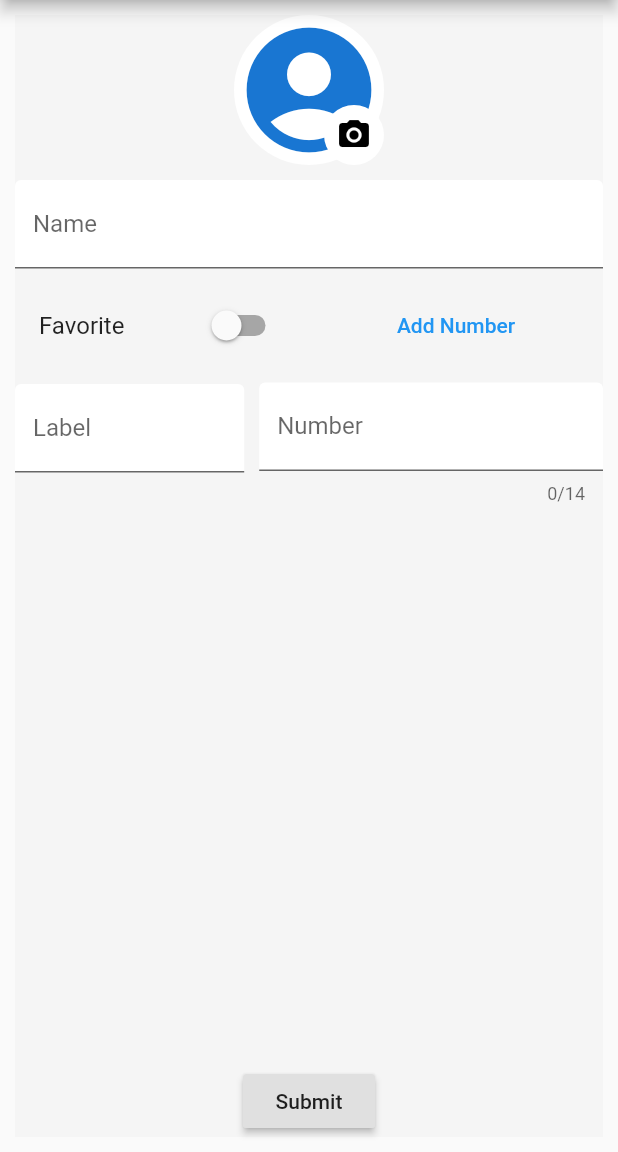
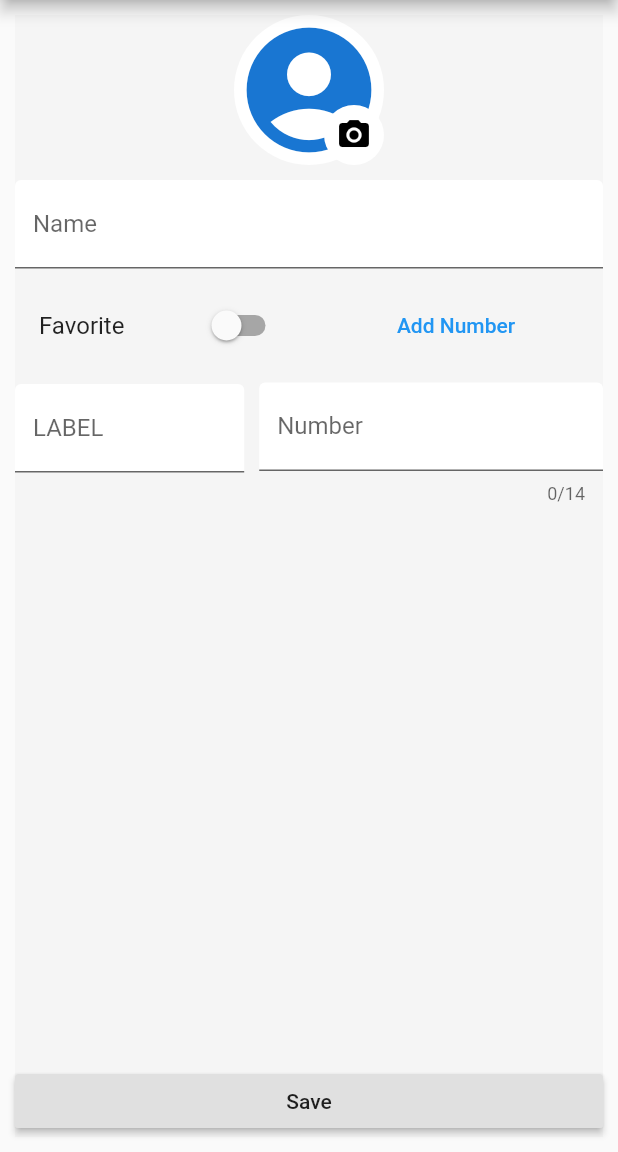
Before and after one commit to akashandroid90/contact_app, a Flutter app: the screen it shows after launch, after a tap on the "add" icon, on a phone screen of 412 x 824 dp, the part 84-1236 px from its top. Run offline on Flutter 3.47's test engine with Material 2 defaults, Android fonts, the phone set to English and light mode, and no system bars; our stand-ins replace flutter_bloc, image_picker, sqflite; accounts and stored records are empty.

Commit message:
update layout issues and string constant keys update

```diff
--- a/lib/constants/app_constants.dart
+++ b/lib/constants/app_constants.dart
@@ -16,6 +16,17 @@ class StringConstants {
   static const UPDATE_CONTACT = "Update Contact";
   static const FAVOURITE_CONTACTS = "Favourite Contacts";
   static const CONTACT_LIST = "Contact List";
+  static const SAVE = "Save";
+  static const GALLERY = "Gallery";
+  static const CAMERA = "Camera";
+  static const LABEL = "LABEL";
+  static const NUMBER = "Number";
+  static const NAME = "Name";
+  static const FAVOURITE = "Favorite";
+  static const ADD_NUMBER = "Add Number";
+  static const PLEASE_ENTER_NAME = "Please enter name";
+  static const PLEASE_ENTER_LABEL = "Please enter label";
+  static const PLEASE_ENTER_NUMBER = "Please enter number";
 }
 
 class AppConstant {
--- a/lib/pages/add_or_update_contact.dart
+++ b/lib/pages/add_or_update_contact.dart
@@ -22,22 +22,28 @@ class AddOrUpdateContactPage extends StatelessWidget {
             height: 120,
             child: Column(
               children: <Widget>[
-                FlatButton(
+                Container(
+                  width: double.infinity,
+                  child: FlatButton(
                       onPressed: () => _contactBloc
                           .getImage(ImageSource.gallery)
                           .then((value) => Navigator.pop(context)),
                       child: Text(
-                      "Gallery",
+                        StringConstants.GALLERY,
                         style: TextStyle(fontWeight: FontWeight.bold),
                       )),
-                FlatButton(
+                ),
+                Container(
+                  width: double.infinity,
+                  child: FlatButton(
                       onPressed: () => _contactBloc
                           .getImage(ImageSource.camera)
                           .then((value) => Navigator.pop(context)),
                       child: Text(
-                      "Camera",
+                        StringConstants.CAMERA,
                         style: TextStyle(fontWeight: FontWeight.bold),
                       )),
+                ),
               ],
             ),
           );
@@ -91,10 +97,12 @@ class AddOrUpdateContactPage extends StatelessWidget {
         return TextFormField(
           initialValue: _contactBloc.state.selectedContact.name,
           decoration: InputDecoration(
-              labelText: 'Name', filled: true, fillColor: Colors.white),
+              labelText: StringConstants.NAME,
+              filled: true,
+              fillColor: Colors.white),
           keyboardType: TextInputType.text,
           validator: (String value) {
-            return value.isEmpty ? "Please enter name" : null;
+            return value.isEmpty ? StringConstants.PLEASE_ENTER_NAME : null;
           },
           onSaved: (String value) {
             state.selectedContact.name = value;
@@ -114,7 +122,7 @@ class AddOrUpdateContactPage extends StatelessWidget {
               return SwitchListTile(
                 value: state.selectedContact.favorite,
                 onChanged: (bool value) => _contactBloc.changeFavourite(value),
-                title: Text('Favorite'),
+                title: Text(StringConstants.FAVOURITE),
               );
             },
           ),
@@ -123,7 +131,7 @@ class AddOrUpdateContactPage extends StatelessWidget {
           child: FlatButton(
             onPressed: _contactBloc.addPhoneNumber,
             child: Text(
-              "Add Number",
+              StringConstants.ADD_NUMBER,
               style: TextStyle(color: Colors.blue),
             ),
           ),
@@ -136,13 +144,15 @@ class AddOrUpdateContactPage extends StatelessWidget {
     return TextFormField(
       initialValue: phone.label,
       decoration: InputDecoration(
-          labelText: "Label", filled: true, fillColor: Colors.white),
+          labelText: StringConstants.LABEL,
+          filled: true,
+          fillColor: Colors.white),
       keyboardType: TextInputType.text,
       onSaved: ((String value) {
         phone.label = value;
       }),
       validator: (String value) {
-        return value.isEmpty ? "Please enter label" : null;
+        return value.isEmpty ? StringConstants.PLEASE_ENTER_LABEL : null;
       },
     );
   }
@@ -153,12 +163,14 @@ class AddOrUpdateContactPage extends StatelessWidget {
         maxLength: 14,
         keyboardType: TextInputType.phone,
         decoration: InputDecoration(
-            labelText: "Number", filled: true, fillColor: Colors.white),
+            labelText: StringConstants.NUMBER,
+            filled: true,
+            fillColor: Colors.white),
         onSaved: ((String value) {
           phone.number = value;
         }),
         validator: (String value) {
-          return value.isEmpty ? "Please enter number" : null;
+          return value.isEmpty ? StringConstants.PLEASE_ENTER_NUMBER : null;
         });
   }
 
@@ -235,9 +247,12 @@ class AddOrUpdateContactPage extends StatelessWidget {
                 height: 10.0,
               ),
               _buildPhoneNumber(),
-              RaisedButton(
+              Container(
+                width: double.infinity,
+                child: RaisedButton(
                     onPressed: () => _addOrUpdateContact(context),
-                  child: Text("Submit"))
+                    child: Text(StringConstants.SAVE)),
+              )
             ],
           ),
         ),
--- a/lib/pages/contact_list.dart
+++ b/lib/pages/contact_list.dart
@@ -53,9 +53,15 @@ class ContactListPage extends StatelessWidget {
   }
 
   Widget _buildMessage() {
-    return ScreenMessage(showFav
-        ? StringConstants.FAVOURITE_CONTACTS
-        : StringConstants.CONTACT_LIST);
+    return BlocBuilder(
+        bloc: _contactBloc,
+        builder: (BuildContext context, ContactState state) {
+          return Visibility(
+              visible: !state.showLoader,
+              child: ScreenMessage(showFav
+                  ? StringConstants.FAVOURITE_CONTACTS
+                  : StringConstants.CONTACT_LIST));
+        });
   }
 
   @override
@@ -69,8 +75,8 @@ class ContactListPage extends StatelessWidget {
                 AsyncSnapshot<List<AppContact>> snapshot) {
               return snapshot.hasData
                   ? snapshot.data.isEmpty
-                  ? _buildMessage()
-                  : _buildListView(snapshot.data)
+                      ? _buildMessage()
+                      : _buildListView(snapshot.data)
                   : _buildMessage();
             }),
         BlocBuilder(
```
Lines whose indentation alone changed are shown as unchanged.
